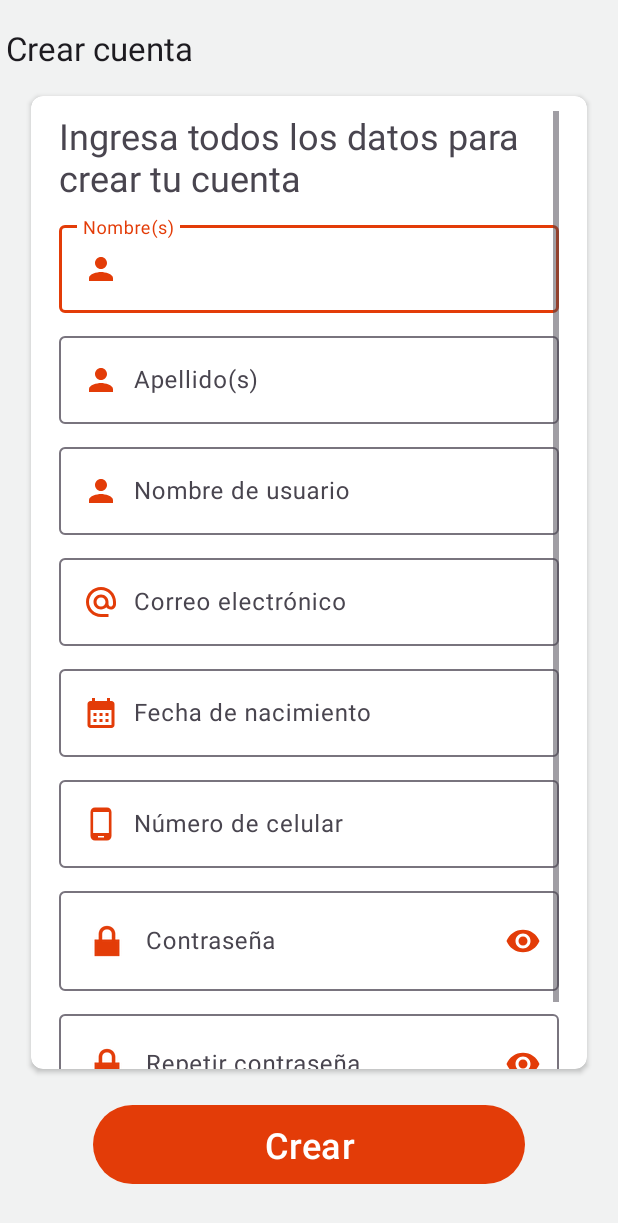
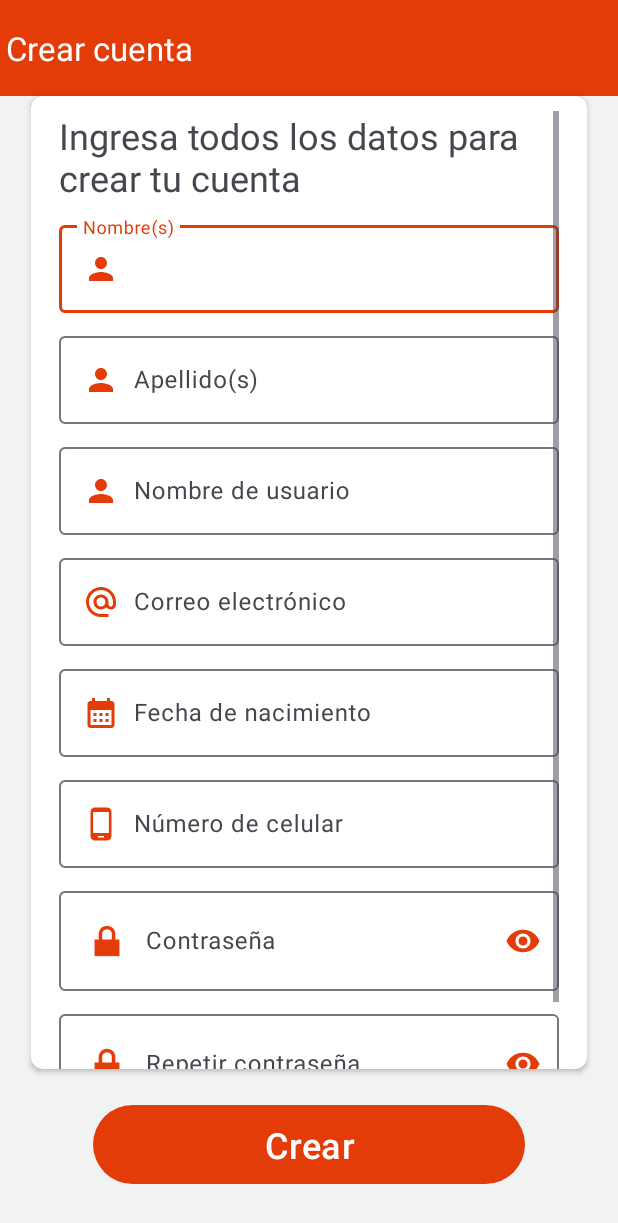
Before and after one commit to alpi2111/LiikeGomi, an Android app: the RegisterActivity screen opened directly, with no data from a screen before it, on a phone screen of 412 x 824 dp. Shown: the top 1223 px of the screen. Run offline under Robolectric (Android 15) with nearby library versions, the phone set to English and light mode, and no system bars; our stand-ins replace Firebase (no records; nobody signed in at launch, a user with empty details on screens opened directly).

Commit message:
[master] Toolbar icons and text set to white. Background set to primary color

```diff
--- a/app/src/main/res/layout/layout_toolbar.xml
+++ b/app/src/main/res/layout/layout_toolbar.xml
@@ -1,9 +1,13 @@
 <?xml version="1.0" encoding="utf-8"?>
-<androidx.appcompat.widget.Toolbar xmlns:android="http://schemas.android.com/apk/res/android"
+<com.google.android.material.appbar.MaterialToolbar xmlns:android="http://schemas.android.com/apk/res/android"
     xmlns:app="http://schemas.android.com/apk/res-auto"
     xmlns:tools="http://schemas.android.com/tools"
     android:id="@+id/toolbar_title"
     android:layout_width="match_parent"
     android:layout_height="wrap_content"
+    android:background="?attr/colorPrimary"
     app:contentInsetStart="0dp"
+    app:navigationIconTint="@color/white"
+    app:subtitleTextColor="@color/background_gray"
+    app:titleTextColor="@color/white"
     tools:title="Title" />
```
